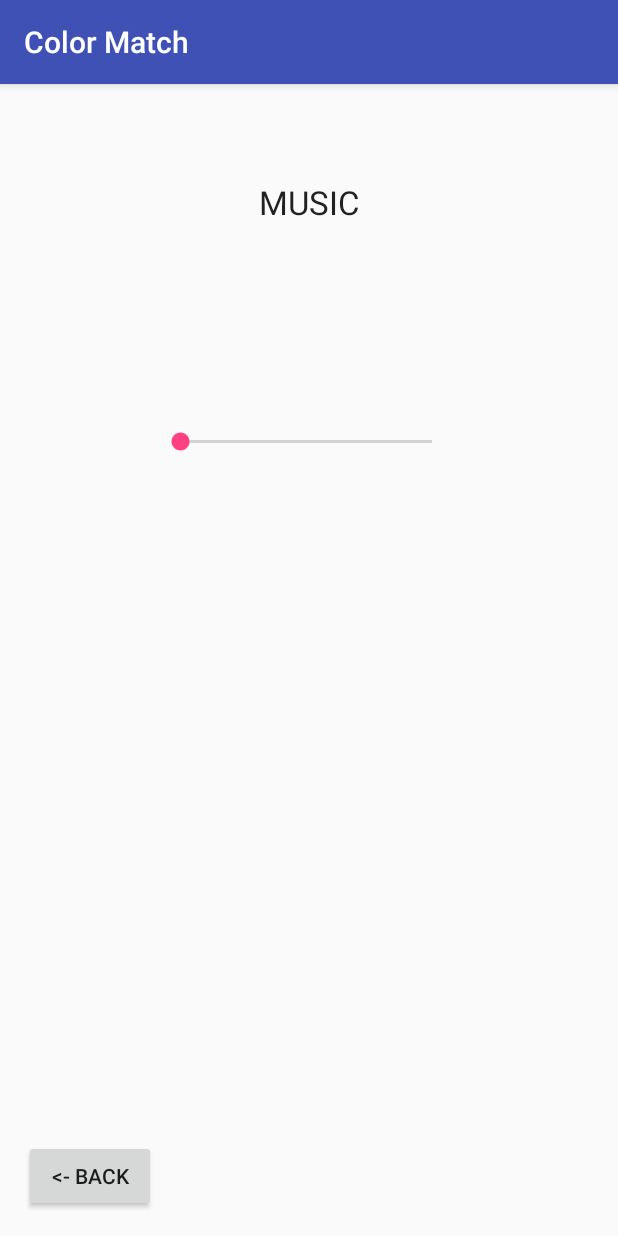
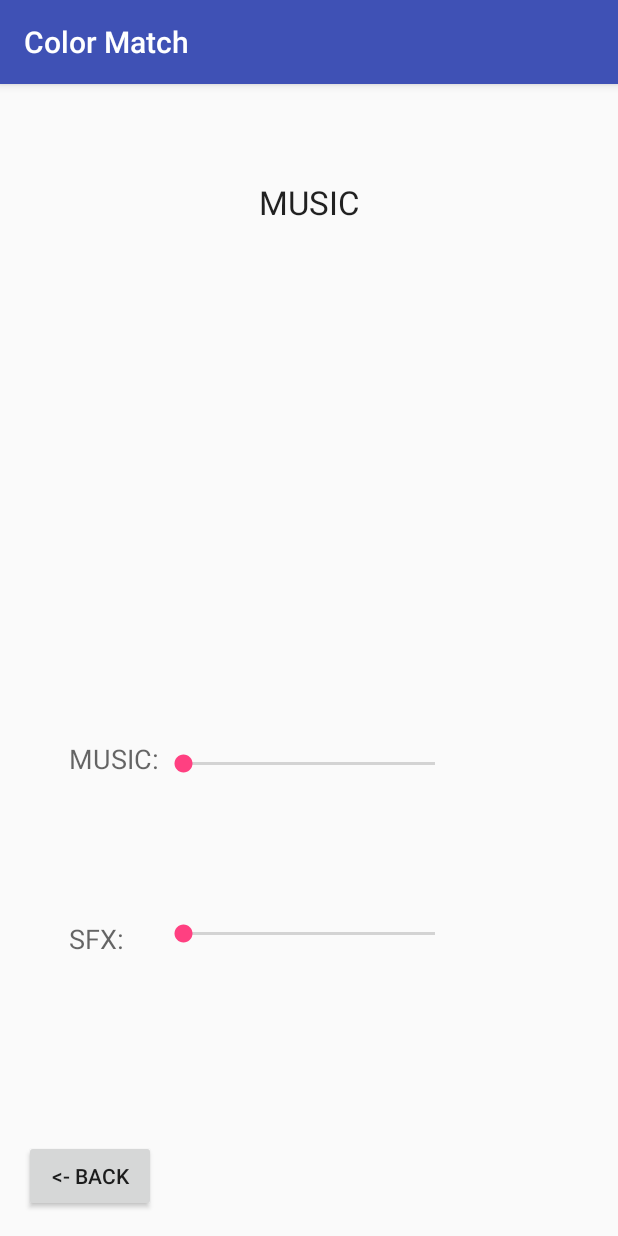
Before and after one commit to bth679/ColorMatch, an Android app: the Music screen opened directly, with no data from a screen before it, on a phone screen of 412 x 824 dp. Run offline under Robolectric (Android 15) with nearby library versions, the phone set to English and light mode, and no system bars.

Commit message:
new changes

```diff
--- a/app/src/main/res/layout/activity_main.xml
+++ b/app/src/main/res/layout/activity_main.xml
@@ -10,7 +10,7 @@
     tools:context="com.example.tan.colormatch.MainActivity">
 
     <Button
-        android:layout_width="wrap_content"
+        android:layout_width="120dp"
         android:layout_height="wrap_content"
         android:text="PLAY"
         android:id="@+id/playButton"
@@ -20,7 +20,7 @@
         android:onClick="onButtonClick" />
 
     <Button
-        android:layout_width="wrap_content"
+        android:layout_width="120dp"
         android:layout_height="wrap_content"
         android:text="HIGH-SCORES"
         android:id="@+id/highscoresButton"
@@ -29,7 +29,7 @@
         android:onClick="onButtonClick" />
 
     <Button
-        android:layout_width="wrap_content"
+        android:layout_width="120dp"
         android:layout_height="wrap_content"
         android:text="SETTING"
         android:id="@+id/settingButton"
--- a/app/src/main/res/layout/activity_music.xml
+++ b/app/src/main/res/layout/activity_music.xml
@@ -7,7 +7,8 @@
     android:paddingLeft="@dimen/activity_horizontal_margin"
     android:paddingRight="@dimen/activity_horizontal_margin"
     android:paddingTop="@dimen/activity_vertical_margin"
-    tools:context="com.example.tan.colormatch.Setting">
+    tools:context="com.example.tan.colormatch.Setting"
+    android:onClick="onClickMusic">
 
     <Button
         android:layout_width="wrap_content"
@@ -16,7 +17,7 @@
         android:id="@+id/back1"
         android:layout_alignParentBottom="true"
         android:layout_alignParentStart="true"
-        android:onClick="onClickSetting" />
+        android:onClick="onClickMusic" />
 
     <TextView
         android:layout_width="wrap_content"
@@ -31,10 +32,38 @@
     <SeekBar
         android:layout_width="200dp"
         android:layout_height="wrap_content"
-        android:id="@+id/seekBar"
-        android:layout_below="@+id/music"
-        android:layout_toEndOf="@+id/back1"
-        android:layout_marginTop="136dp" />
+        android:id="@+id/musicSlider"
+        android:layout_above="@+id/sfxSlider"
+        android:layout_centerHorizontal="true"
+        android:layout_marginBottom="95dp"
+        android:indeterminate="false" />
+
+    <TextView
+        android:layout_width="wrap_content"
+        android:layout_height="wrap_content"
+        android:textAppearance="?android:attr/textAppearanceMedium"
+        android:text="MUSIC:"
+        android:id="@+id/textView4"
+        android:layout_alignBottom="@+id/musicSlider"
+        android:layout_toStartOf="@+id/musicSlider" />
+
+    <TextView
+        android:layout_width="wrap_content"
+        android:layout_height="wrap_content"
+        android:textAppearance="?android:attr/textAppearanceMedium"
+        android:text="SFX:"
+        android:id="@+id/textView5"
+        android:layout_above="@+id/back1"
+        android:layout_alignStart="@+id/textView4"
+        android:layout_marginBottom="122dp" />
+
+    <SeekBar
+        android:layout_width="200dp"
+        android:layout_height="wrap_content"
+        android:id="@+id/sfxSlider"
+        android:layout_alignTop="@+id/textView5"
+        android:layout_toEndOf="@+id/textView4"
+        android:indeterminate="false" />
 
 
 </RelativeLayout>
--- a/app/src/main/res/values/arrays.xml
+++ b/app/src/main/res/values/arrays.xml
@@ -1,7 +1,8 @@
 <?xml version="1.0" encoding="utf-8"?>
 <resources>
     <string-array name="levels">
-        <item>Level 1</item>
-        <item>Level 2</item>
+        <item>Easy</item>
+        <item>Normal</item>
+        <item>Difficult</item>
     </string-array>
 </resources>
```
Also changed, not shown: app/src/main/AndroidManifest.xml (+4 -4 lines), app/src/main/java/com/example/tan/colormatch/About.java (added, +23 -0 lines), app/src/main/java/com/example/tan/colormatch/Level.java (+10 -0 lines), app/src/main/java/com/example/tan/colormatch/Play.java (+98 -0 lines), app/src/main/java/com/example/tan/colormatch/Setting.java (+18 -0 lines), app/src/main/res/layout/activity_about.xml (added, +99 -0 lines), app/src/main/res/layout/activity_level.xml (+13 -3 lines), app/src/main/res/layout/activity_play.xml (+26 -0 lines), app/src/main/res/layout/activity_setting.xml (+7 -3 lines), 3 other files.
